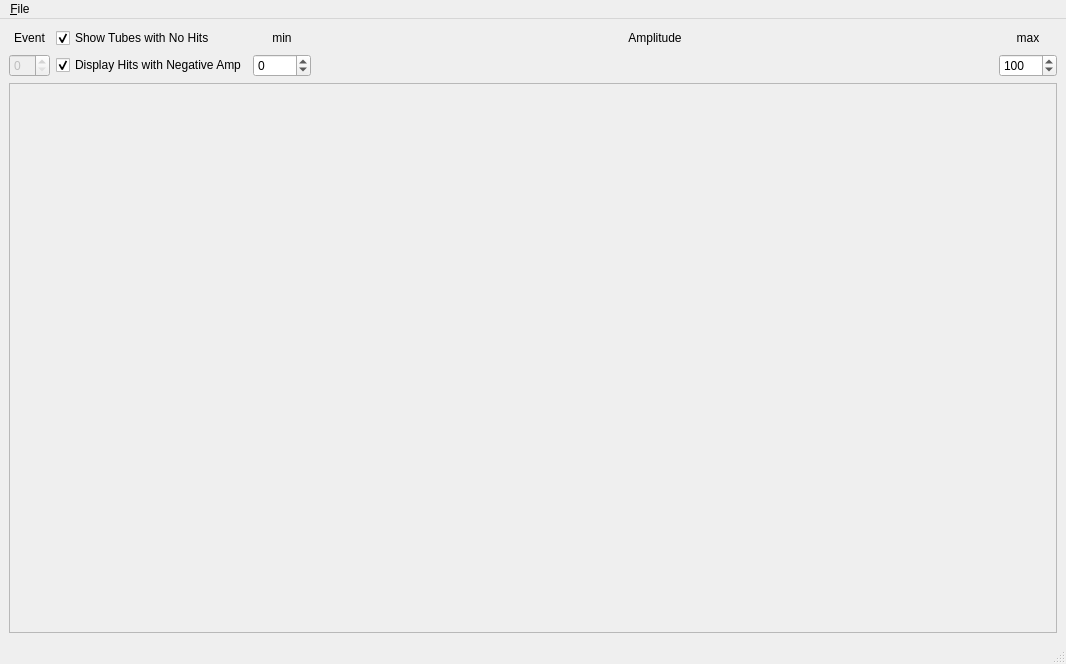
Before: the Qt Designer form ui/EventDisplayForm.ui in bastianbeischer/TRDEventDisplay, drawn with Qt 5.
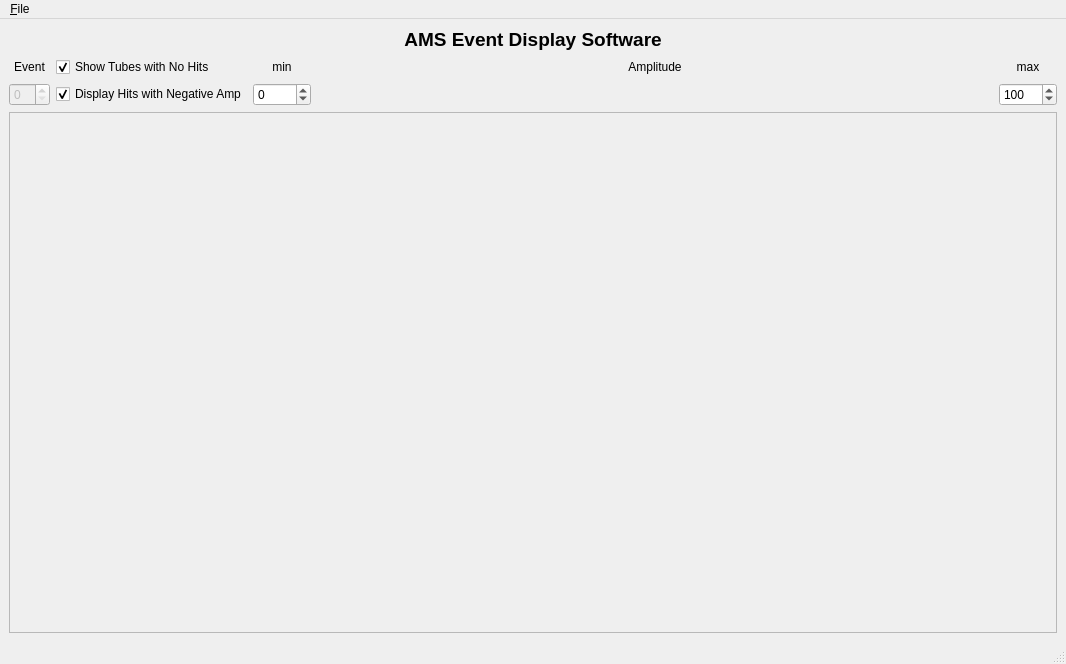
After: the same form once the commit is applied.

```diff
--- a/ui/EventDisplayForm.ui
+++ b/ui/EventDisplayForm.ui
@@ -20,8 +20,8 @@
    <string>MainWindow</string>
   </property>
   <widget class="QWidget" name="centralwidget">
-   <layout class="QGridLayout" name="gridLayout_2">
-    <item row="0" column="0">
+   <layout class="QGridLayout" name="centralLayout">
+    <item row="1" column="0">
      <layout class="QGridLayout" name="gridLayout">
       <item row="2" column="0">
        <widget class="QSpinBox" name="eventNumberSpinBox">
@@ -125,7 +125,7 @@
       </item>
      </layout>
     </item>
-    <item row="1" column="0">
+    <item row="2" column="0">
      <widget class="QFrame" name="graphicsViewFrame">
       <property name="sizePolicy">
        <sizepolicy hsizetype="Expanding" vsizetype="Expanding">
@@ -141,6 +141,23 @@
       </property>
      </widget>
     </item>
+    <item row="0" column="0">
+     <widget class="QLabel" name="label_5">
+      <property name="font">
+       <font>
+        <pointsize>14</pointsize>
+        <weight>75</weight>
+        <bold>true</bold>
+       </font>
+      </property>
+      <property name="text">
+       <string>AMS Event Display Software</string>
+      </property>
+      <property name="alignment">
+       <set>Qt::AlignCenter</set>
+      </property>
+     </widget>
+    </item>
    </layout>
   </widget>
   <widget class="QMenuBar" name="menubar">
```
